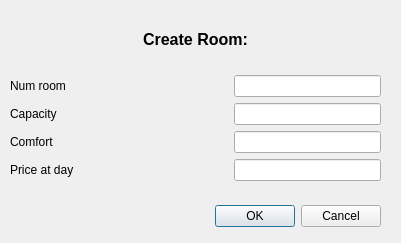
Before: the Qt Designer form src/lib/editroom.ui in anonumka/hotelBooking, drawn with Qt 5.
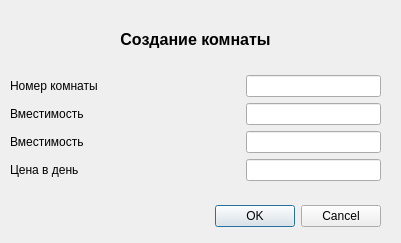
After: the same form once the commit is applied.

Commit message: refactoring: add class Database, delete RoomTable and some edit with pointer and addresses, fix moment when room edit and booked room of users reset

Patch:
```diff
--- a/src/lib/editroom.ui
+++ b/src/lib/editroom.ui
@@ -75,7 +75,7 @@
        </font>
       </property>
       <property name="text">
-       <string>Create Room:</string>
+       <string>Создание комнаты</string>
       </property>
       <property name="alignment">
        <set>Qt::AlignCenter</set>
@@ -95,7 +95,7 @@
     <item row="3" column="0">
      <widget class="QLabel" name="label_2">
       <property name="text">
-       <string>Capacity</string>
+       <string>Вместимость</string>
       </property>
      </widget>
     </item>
@@ -108,7 +108,7 @@
     <item row="4" column="0">
      <widget class="QLabel" name="label_3">
       <property name="text">
-       <string>Comfort</string>
+       <string>Вместимость</string>
       </property>
      </widget>
     </item>
@@ -141,14 +141,14 @@
     <item row="5" column="0">
      <widget class="QLabel" name="label_4">
       <property name="text">
-       <string>Price at day</string>
+       <string>Цена в день</string>
       </property>
      </widget>
     </item>
     <item row="2" column="0">
      <widget class="QLabel" name="label">
       <property name="text">
-       <string>Num room</string>
+       <string>Номер комнаты</string>
       </property>
      </widget>
     </item>
```
The commit also changes 35 other files.
